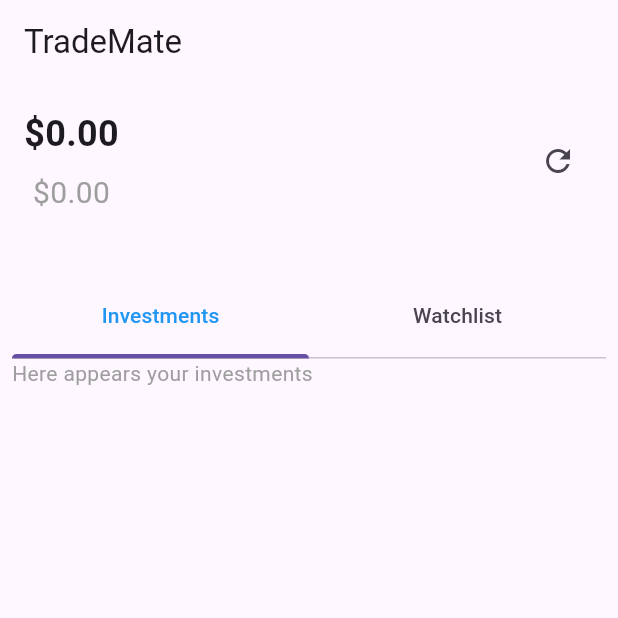
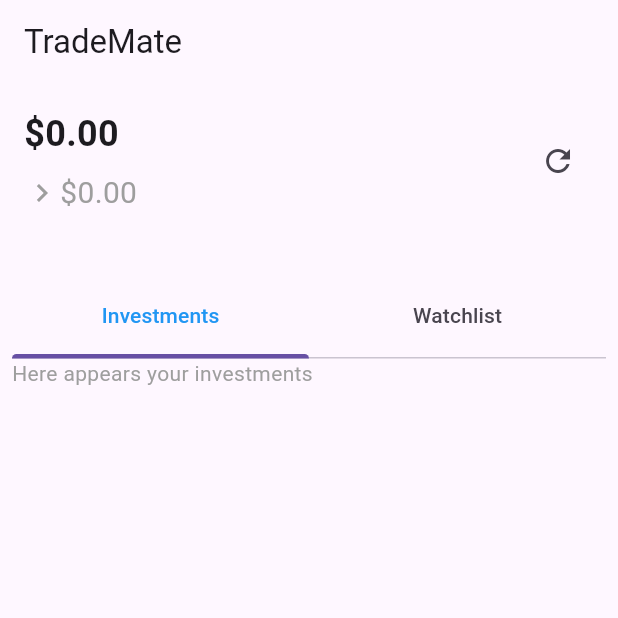
Before and after one commit to hamzenis/info-projekt, a Flutter app: the screen it shows once a user with an empty profile is signed in, on a phone screen of 412 x 824 dp, the top half of it. Run offline on Flutter 3.47's test engine with Material 3 defaults, Android fonts, the phone set to English and light mode, and no system bars; drawn by our look-alikes of contained_tab_bar_view; our stand-ins replace cached_network_image, cloud_firestore, firebase_auth, firebase_core, flutter_cache_manager, fluttertoast and 6 more; missing offline and left inert: flutter_stripe; accounts and stored records are empty.

Commit message:
Refactor class names and remove unused imports + Added the arrow icon back to the portfolio value profit indicator

```diff
--- a/info_projekt/lib/homepage_new.dart
+++ b/info_projekt/lib/homepage_new.dart
@@ -22,10 +22,10 @@ class HomePageNew extends StatefulWidget {
   final ValueNotifier<bool> refreshNotifier = ValueNotifier(false);
 
   @override
-  _HomePageNewState createState() => _HomePageNewState();
+  HomePageNewState createState() => HomePageNewState();
 }
 
-class _HomePageNewState extends State<HomePageNew> {
+class HomePageNewState extends State<HomePageNew> {
   final PortfolioService portfolioService = PortfolioService();
   final portfolioValueNotifierKey = GlobalKey();
   final uid = FirebaseAuth.instance.currentUser!.uid;
@@ -44,7 +44,7 @@ class _HomePageNewState extends State<HomePageNew> {
               PortfolioOverview(widget.refreshNotifier, uid,
                   key: portfolioValueNotifierKey),
               TabBarClass(
-                tabs: [
+                tabs: const [
                   Tab(text: 'Investments'),
                   Tab(text: 'Watchlist'),
                 ],
@@ -64,7 +64,7 @@ class _HomePageNewState extends State<HomePageNew> {
                       }
                     },
                   ),
-                  Container(child: WatchlistPage(uid: uid)),
+                  WatchlistPage(uid: uid),
                 ],
               ),
             ],
@@ -72,17 +72,17 @@ class _HomePageNewState extends State<HomePageNew> {
         ),
         floatingActionButton: MenuButton(
           distance: 112.0,
-          children: [
+          pageBuilders: [
+            (context) => const SearchPage(),
+            (context) => const NewsPage(),
+            (context) => ProfilePage(),
+            (context) => const WalletScreen(),
+          ],
+          children: const [
             Icon(Icons.search),
             Icon(Icons.newspaper),
             Icon(Icons.person),
             Icon(Icons.wallet),
-          ],
-          pageBuilders: [
-            (context) => SearchPage(),
-            (context) => NewsPage(),
-            (context) => ProfilePage(),
-            (context) => WalletScreen(),
           ],
         ),
       ),
--- a/info_projekt/lib/pages/investment_page.dart
+++ b/info_projekt/lib/pages/investment_page.dart
@@ -1,6 +1,5 @@
 import 'package:flutter/material.dart';
 import 'package:flutter/services.dart';
-import 'package:info_projekt/models/portfolio_model.dart';
 import 'package:info_projekt/pages/portfolio_overview.dart';
 import 'package:info_projekt/provider/portfolio.dart';
 import 'package:info_projekt/services/firebase_auth_services.dart';
@@ -15,17 +14,17 @@ class InvestmentPage extends StatefulWidget {
   final ValueNotifier<List<Map<String, dynamic>>> investments;
   final String uid;
   final ValueNotifier<bool> refreshNotifier;
-  PortfolioOverview? portfolioOverview;
+  final PortfolioOverview portfolioOverview;
 
-  InvestmentPage(this.investments, this.uid, this.refreshNotifier) {
-    portfolioOverview = PortfolioOverview(refreshNotifier, uid);
-  }
+  InvestmentPage(this.investments, this.uid, this.refreshNotifier, {Key? key})
+      : portfolioOverview = PortfolioOverview(refreshNotifier, uid),
+        super(key: key);
 
   @override
-  _InvestmentPageState createState() => _InvestmentPageState();
+  InvestmentPageState createState() => InvestmentPageState();
 }
 
-class _InvestmentPageState extends State<InvestmentPage> {
+class InvestmentPageState extends State<InvestmentPage> {
   bool showPercentage = false;
   final portfolioValueNotifierKey = GlobalKey();
 
@@ -66,7 +65,7 @@ class _InvestmentPageState extends State<InvestmentPage> {
     final portfolioValueNotifier =
         Provider.of<PortfolioValueNotifier>(context, listen: false);
     return widget.investments.value.isEmpty
-        ? Text(
+        ? const Text(
             'Here appears your investments',
             style: TextStyle(color: Colors.grey),
           )
@@ -87,9 +86,11 @@ class _InvestmentPageState extends State<InvestmentPage> {
                     onTap: () async {
                       int? amount = await _showAmountDialog(context);
                       if (amount != null) {
+                        // ignore: use_build_context_synchronously
                         bool success = await _sellStock(context, amount,
                             investment, portfolioValueNotifier);
                         if (success) {
+                          // ignore: use_build_context_synchronously
                           await _updateInvestment(context, amount, investment,
                               portfolioValueNotifier);
                         }
@@ -183,12 +184,12 @@ class _InvestmentPageState extends State<InvestmentPage> {
     );
 
     // If the investment was found, decrease its quantity
-    if (soldInvestment != null && soldInvestment.isNotEmpty) {
+    if (soldInvestment.isNotEmpty) {
       soldInvestment['quantity'] -= amount;
 
       // Get the current price of the stock
       double currentPrice =
-          double.parse(await getCurrentPrice(soldInvestment['symbol'])) ?? 0.0;
+          double.parse(await getCurrentPrice(soldInvestment['symbol']));
 
       // Calculate the new total value
       soldInvestment['totalValue'] = currentPrice * soldInvestment['quantity'];
@@ -218,11 +219,6 @@ class _InvestmentPageState extends State<InvestmentPage> {
         }
       }
 
-      // Create an instance of PortfolioService and call calculatePortfolioValue
-      PortfolioService portfolioService = PortfolioService();
-      Portfolio updatedPortfolio =
-          await portfolioService.calculatePortfolioValue(widget.uid);
-
       // Update the PortfolioValueNotifier with the new portfolio
       if (mounted) {
         portfolioValueNotifier.fetchPortfolioValue();
@@ -245,7 +241,7 @@ class _InvestmentPageState extends State<InvestmentPage> {
                 RegExp(r'[0-9]'),
               ),
             ],
-            decoration: InputDecoration(
+            decoration: const InputDecoration(
               hintText: 'Amount',
             ),
           ),
@@ -340,7 +336,7 @@ class _InvestmentPageState extends State<InvestmentPage> {
       try {
         success = await startSellStockFlow(amount, investment['symbol']);
       } catch (e) {
-        print(e); //TODO: DEBUG Line
+        //TODO: DEBUG Line
       }
     }
 
--- a/info_projekt/lib/pages/portfolio_overview.dart
+++ b/info_projekt/lib/pages/portfolio_overview.dart
@@ -8,7 +8,7 @@ class PortfolioOverview extends StatefulWidget {
   final ValueNotifier<bool> refreshNotifier;
   final String uid;
 
-  PortfolioOverview(this.refreshNotifier, this.uid, {Key? key})
+  const PortfolioOverview(this.refreshNotifier, this.uid, {Key? key})
       : super(key: key);
 
   @override
@@ -52,30 +52,26 @@ class PortfolioOverviewState extends State<PortfolioOverview>
     return Consumer<PortfolioValueNotifier>(
       builder: (context, portfolioValueNotifier, child) {
         Portfolio portfolio = portfolioValueNotifier.portfolio;
-        if (portfolio == null) {
-          return CircularProgressIndicator();
-        } else {
         return Align(
-            alignment: Alignment.center,
+          alignment: Alignment.bottomLeft,
           child: Padding(
             padding: const EdgeInsets.all(16.0),
             child: Column(
-                crossAxisAlignment: CrossAxisAlignment.center,
+              crossAxisAlignment: CrossAxisAlignment.start,
               children: <Widget>[
                 buildPortfolioHeader(context, portfolio),
-                  SizedBox(height: 16),
+                const SizedBox(height: 16),
               ],
             ),
           ),
         );
-        }
       },
     );
   }
 
   Widget buildPortfolioHeader(BuildContext context, Portfolio portfolio) {
     return Row(
-      mainAxisAlignment: MainAxisAlignment.spaceBetween,
+      mainAxisAlignment: MainAxisAlignment.start,
       children: [
         Expanded(child: buildPortfolioValueAndChange(portfolio)),
         buildRefreshButton(context),
@@ -84,18 +80,16 @@ class PortfolioOverviewState extends State<PortfolioOverview>
   }
 
   Widget buildPortfolioValueAndChange(Portfolio portfolio) {
-    return Align(
-      alignment: Alignment.bottomLeft,
-      child: Column(
+    return Column(
+      crossAxisAlignment: CrossAxisAlignment.start,
       children: [
         Text(
-            '\$${portfolio?.portfolioValue.toStringAsFixed(2)}',
-            style: TextStyle(fontSize: 24, fontWeight: FontWeight.bold),
+          '\$${portfolio.portfolioValue.toStringAsFixed(2)}',
+          style: const TextStyle(fontSize: 24, fontWeight: FontWeight.bold),
         ),
-          SizedBox(height: 8),
+        const SizedBox(height: 8),
         buildProfitOrLossToggle(portfolio),
       ],
-      ),
     );
   }
 
@@ -106,21 +100,42 @@ class PortfolioOverviewState extends State<PortfolioOverview>
         valueListenable: showPercentage,
         builder: (context, value, child) {
           String displayValue =
-              '\$${portfolio?.profitOrLoss.toStringAsFixed(2)}';
+              '\$${portfolio.profitOrLoss.toStringAsFixed(2)}';
           if (value) {
             displayValue =
-                '${portfolio?.percentageGainOrLoss.toStringAsFixed(2)}%';
+                '${portfolio.percentageGainOrLoss.toStringAsFixed(2)}%';
           }
-          return Text(
+          return Column(
+            crossAxisAlignment: CrossAxisAlignment.start,
+            children: [
+              Row(
+                children: [
+                  Icon(
+                    portfolio.profitOrLoss > 0
+                        ? Icons.keyboard_arrow_up
+                        : (portfolio.profitOrLoss == 0.00
+                            ? Icons.keyboard_arrow_right
+                            : Icons.keyboard_arrow_down),
+                    color: portfolio.profitOrLoss > 0
+                        ? Colors.green
+                        : (portfolio.profitOrLoss == 0.00
+                            ? Colors.grey
+                            : Colors.red),
+                  ),
+                  Text(
                     displayValue,
                     style: TextStyle(
                       fontSize: 20,
-              color: portfolio!.profitOrLoss > 0
+                      color: portfolio.profitOrLoss > 0
                           ? Colors.green
-                  : (portfolio?.profitOrLoss == 0.00
+                          : (portfolio.profitOrLoss == 0.00
                               ? Colors.grey
                               : Colors.red),
                     ),
+                  ),
+                ],
+              ),
+            ],
           );
         },
       ),
@@ -131,7 +146,7 @@ class PortfolioOverviewState extends State<PortfolioOverview>
     return IconButton(
       icon: RotationTransition(
         turns: _controller!,
-        child: Icon(Icons.refresh),
+        child: const Icon(Icons.refresh),
       ),
       onPressed: () {
         _controller?.repeat();
```
Lines whose indentation alone changed are shown as unchanged.
